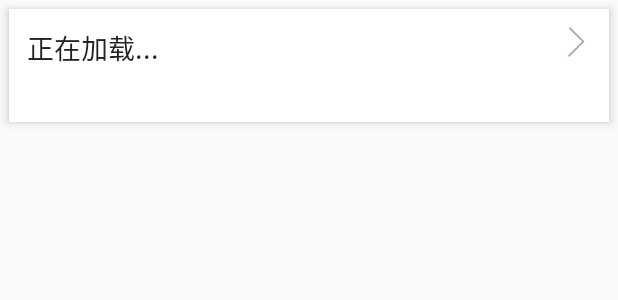
After one commit to laughterJ/DesignApplication, an Android app: the layout item_trees.xml on its own in the app's theme, with its tools: preview values and no code run, on a phone screen of 412 x 824 dp. The commit adds this screen. Shown: the top 300 px of the screen. Run offline under Robolectric (Android 15) with nearby library versions, the phone set to English and light mode, and no system bars.

Commit message:
TreesPage

```diff
--- a/app/src/main/AndroidManifest.xml
+++ b/app/src/main/AndroidManifest.xml
@@ -12,7 +12,8 @@
         android:roundIcon="@mipmap/ic_logo_round"
         android:supportsRtl="true"
         android:theme="@style/TranslateStatusBarTheme"
-        tools:ignore="GoogleAppIndexingWarning">
+        tools:ignore="GoogleAppIndexingWarning"
+        tools:replace="android:allowBackup">
         <activity android:name="com.laughter.designapplication.activity.MainActivity"
             android:launchMode="singleTask">
             <intent-filter>
--- a/app/src/main/java/com/laughter/designapplication/adapter/ArticleAdapter.java
+++ b/app/src/main/java/com/laughter/designapplication/adapter/ArticleAdapter.java
@@ -34,7 +34,7 @@ public class ArticleAdapter extends RecyclerView.Adapter<ArticleAdapter.ViewHold
 
     @NonNull
     @Override
-    public ViewHolder onCreateViewHolder(@NonNull ViewGroup parent, int position) {
+    public ViewHolder onCreateViewHolder(@NonNull ViewGroup parent, int viewType) {
         View view = LayoutInflater.from(mContext).inflate(R.layout.item_article, parent, false);
         return new ViewHolder(view);
     }
--- a/app/src/main/java/com/laughter/designapplication/fragment/BaseFragment.java
+++ b/app/src/main/java/com/laughter/designapplication/fragment/BaseFragment.java
@@ -8,6 +8,8 @@ import android.support.v4.app.Fragment;
 import android.view.LayoutInflater;
 import android.view.View;
 import android.view.ViewGroup;
+
+import com.laughter.designapplication.application.MyApplication;
 
 import butterknife.ButterKnife;
 
@@ -20,6 +22,8 @@ import butterknife.ButterKnife;
 
 public abstract class BaseFragment extends Fragment {
 
+    public Context mContext;
+
     @Nullable
     @Override
     public View onCreateView(@NonNull LayoutInflater inflater, @Nullable ViewGroup parent, @Nullable Bundle savedInstanceState) {
@@ -31,6 +35,7 @@ public abstract class BaseFragment extends Fragment {
     @Override
     public void onActivityCreated(@Nullable Bundle savedInstanceState) {
         super.onActivityCreated(savedInstanceState);
+        mContext = getContext() != null ? getContext() : MyApplication.getInstance();
         initView();
         initData();
     }
--- /dev/null
+++ b/app/src/main/res/layout/item_trees.xml
@@ -0,0 +1,48 @@
+<?xml version="1.0" encoding="utf-8"?>
+<LinearLayout xmlns:android="http://schemas.android.com/apk/res/android"
+    xmlns:app="http://schemas.android.com/apk/res-auto"
+    android:orientation="vertical"
+    android:layout_width="match_parent"
+    android:layout_height="wrap_content"
+    android:layout_marginTop="6dp"
+    android:layout_marginStart="6dp"
+    android:layout_marginEnd="6dp"
+    android:layout_marginBottom="4dp"
+    android:padding="12dp"
+    android:elevation="4dp"
+    android:background="@color/colorWhite">
+
+    <LinearLayout
+        android:id="@+id/ll_title"
+        android:layout_width="match_parent"
+        android:layout_height="wrap_content">
+
+        <TextView
+            android:id="@+id/tv_title"
+            android:layout_width="0dp"
+            android:layout_weight="1"
+            android:layout_height="wrap_content"
+            android:text="@string/loading"
+            android:textColor="@color/colorTextBlack"
+            android:textSize="18sp" />
+
+        <ImageView
+            android:id="@+id/iv_arrow"
+            android:layout_width="20dp"
+            android:layout_height="20dp"
+            android:layout_gravity="end"
+            android:src="@drawable/ic_arrow"
+            android:contentDescription="@string/todo" />
+
+    </LinearLayout>
+
+    <com.google.android.flexbox.FlexboxLayout
+        android:id="@+id/fbl_label"
+        android:layout_width="match_parent"
+        android:layout_height="wrap_content"
+        android:layout_marginTop="24dp"
+        android:layout_marginEnd="32dp"
+        app:flexWrap="wrap"
+        app:alignContent="space_between" />
+
+</LinearLayout>
--- a/app/src/main/res/values/strings.xml
+++ b/app/src/main/res/values/strings.xml
@@ -4,4 +4,5 @@
     <!-- TODO: Remove or change this placeholder text -->
     <string name="hello_blank_fragment">Hello blank fragment</string>
     <string name="loading">正在加载...</string>
+    <string name="todo">TODO</string>
 </resources>
```
Also changed, not shown: app/build.gradle (+17 -0 lines), app/src/main/java/com/laughter/designapplication/adapter/TreesAdapter.java (added, +76 -0 lines), app/src/main/java/com/laughter/designapplication/fragment/HomePageFragment.java (+1 -7 lines), app/src/main/java/com/laughter/designapplication/fragment/KnowledgeFragment.java (+99 -11 lines), app/src/main/java/com/laughter/designapplication/fragment/LocationFragment.java (+8 -1 lines), app/src/main/java/com/laughter/designapplication/model/Tree.java (added, +44 -0 lines), app/src/main/java/com/laughter/designapplication/util/JsonUtil.java (+11 -0 lines), app/src/main/res/layout/fragment_knowledge.xml (+16 -4 lines), app/src/main/res/drawable-xhdpi/ic_arrow.png (added).
